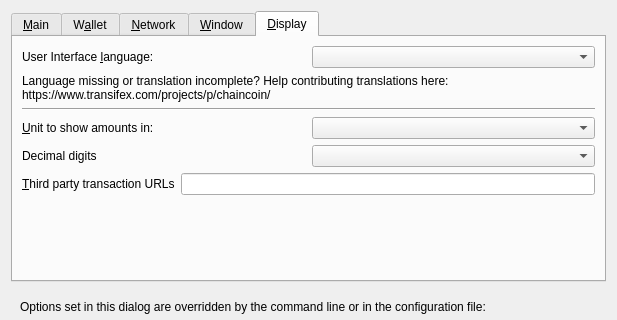
Before: the Qt Designer form src/qt/forms/optionsdialog.ui in DreamShokk/bagicoin, drawn with Qt 5; both pictures show x 0 to 617 and y 0 to 320 of the 617 by 503 pixel window.
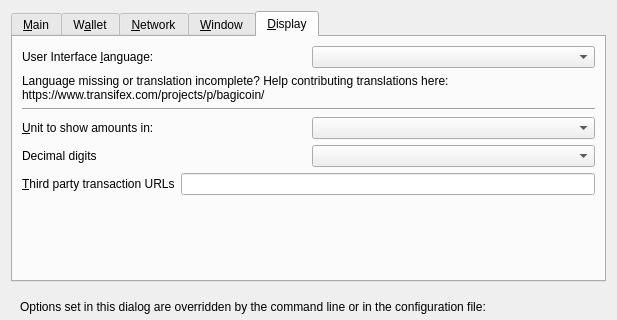
After: the same form once the commit is applied. Custom widgets are drawn as their Qt base class.

```diff
--- a/src/qt/forms/optionsdialog.ui
+++ b/src/qt/forms/optionsdialog.ui
@@ -756,7 +756,7 @@
          </property>
          <property name="text">
           <string>Language missing or translation incomplete? Help contributing translations here:
-https://www.transifex.com/projects/p/chaincoin/</string>
+https://www.transifex.com/projects/p/bagicoin/</string>
          </property>
          <property name="wordWrap">
           <bool>true</bool>
```
Left out of the diff: 14 changed lines with no effect on the pictures.
